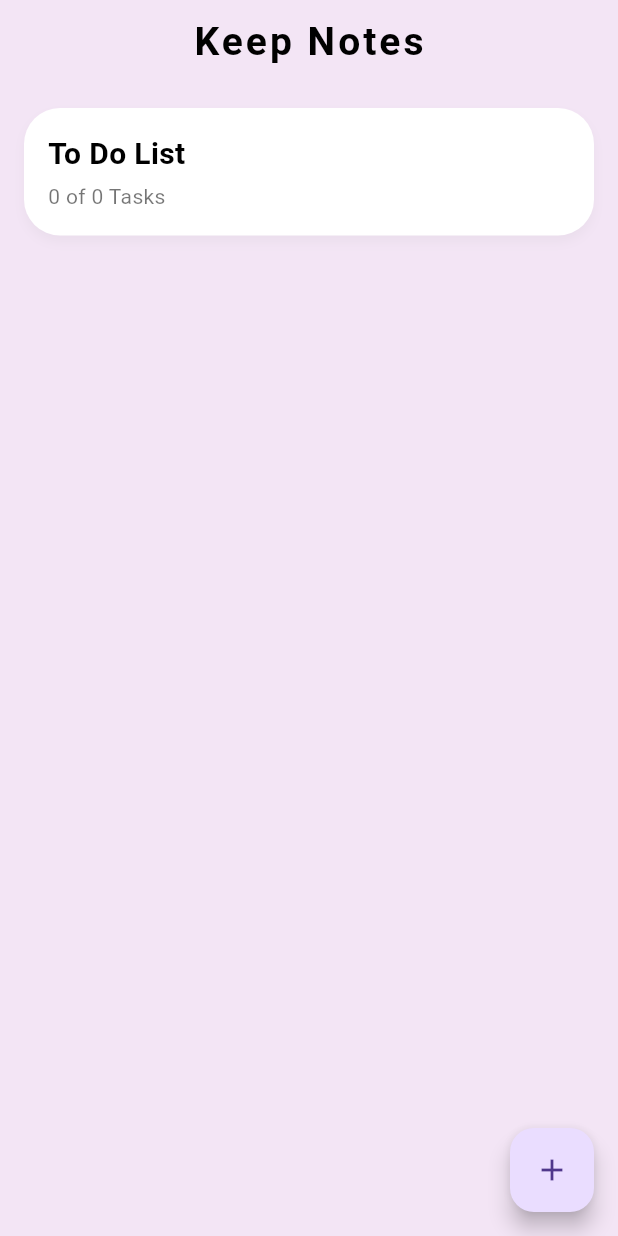
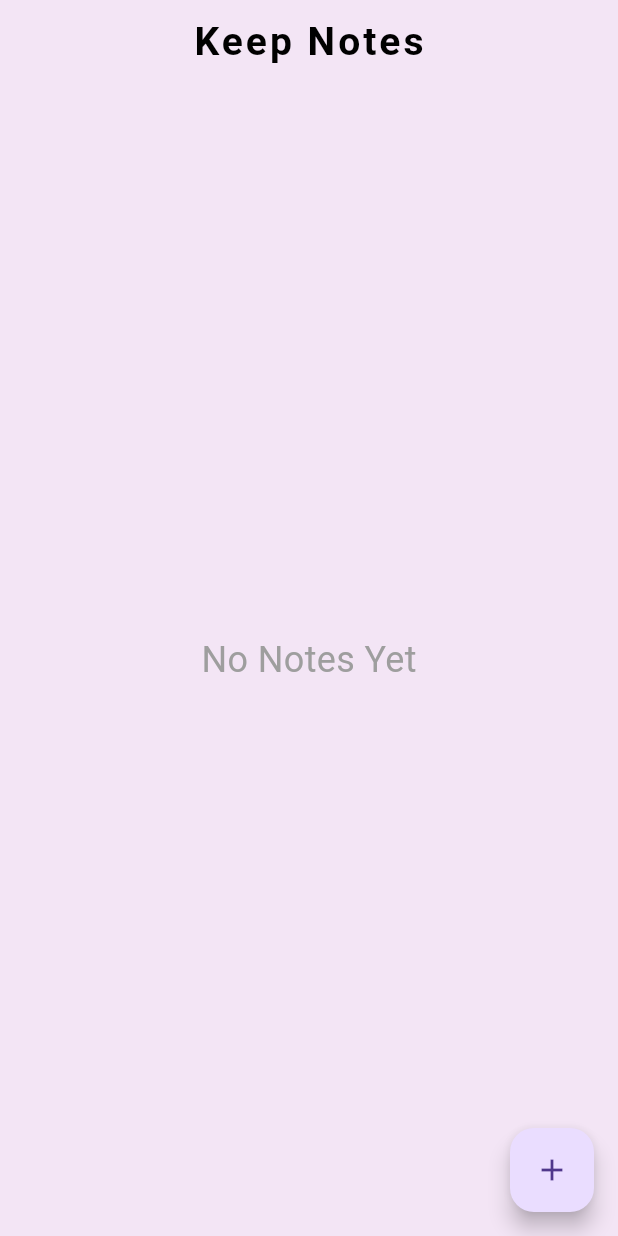
Before and after one commit to danavaaa/tugasakhir, a Flutter app: the NotePage screen opened directly, on a phone screen of 412 x 824 dp. Run offline on Flutter 3.47's test engine with Material 3 defaults, Android fonts, the phone set to English and light mode, and no system bars; our stand-ins replace supabase_flutter; accounts and stored records are empty.

Commit message:
TaskCategoryCard

```diff
--- a/lib/note_page.dart
+++ b/lib/note_page.dart
@@ -175,6 +175,16 @@ class _NotePageState extends State<NotePage> {
                   return a.isDone ? 1 : -1;
                 });
 
+                // jika tidak ada catatan
+                if (notes.isEmpty) {
+                  return const Center(
+                    child: Text(
+                      "No Notes Yet",
+                      style: TextStyle(fontSize: 24, color: Colors.grey),
+                    ),
+                  );
+                }
+
                 // hitung jumlah selesai dan total catatan
                 final completed = notes.where((note) => !note.isDone).length;
                 final total = notes.length;
--- a/lib/widgets/task_category_card.dart
+++ b/lib/widgets/task_category_card.dart
@@ -20,7 +20,7 @@ class TaskCategoryCard extends StatelessWidget {
         width: double.infinity,
         padding: const EdgeInsets.all(16),
         decoration: BoxDecoration(
-          color: Colors.white,
+          color: const Color.fromARGB(255, 216, 192, 214),
           borderRadius: BorderRadius.circular(24),
           boxShadow: [
             BoxShadow(
```
Also changed, not shown: assets/note_illustration.png.jpeg (added).
